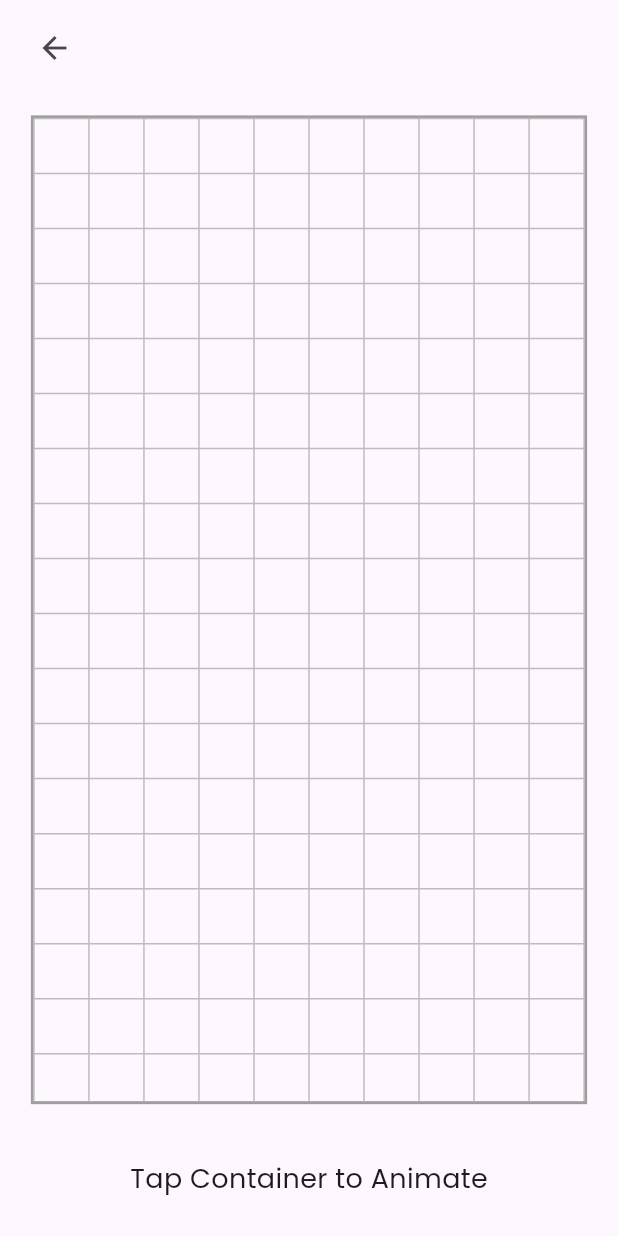
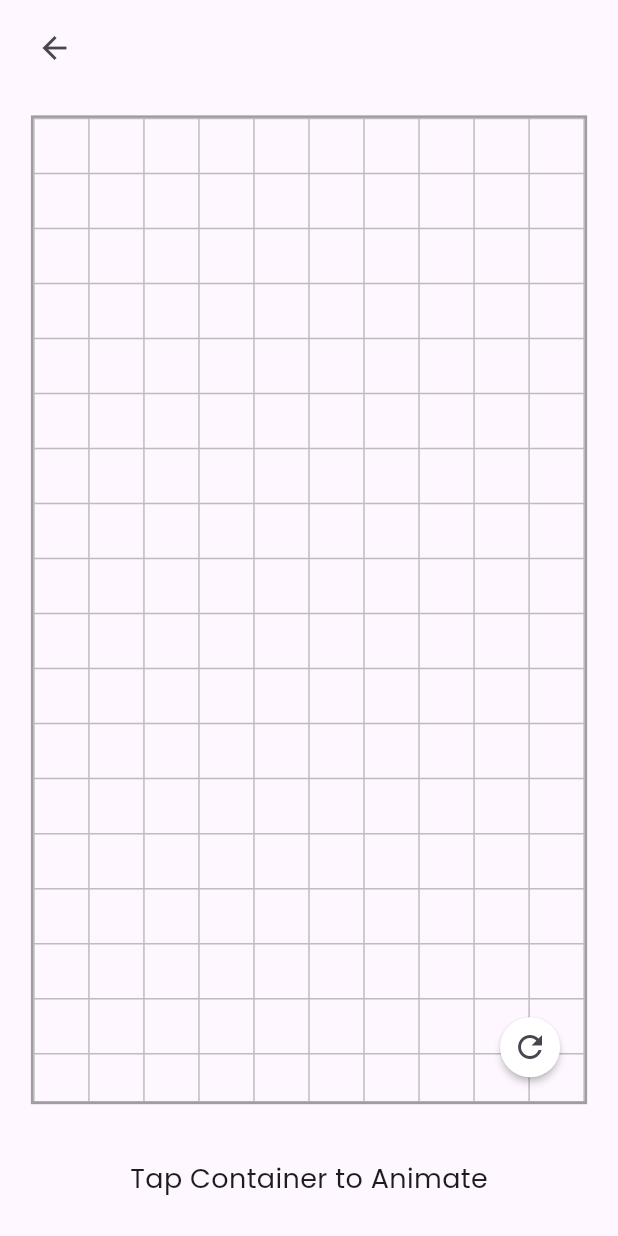
Before and after one commit to bhawesh2002/animotion_gallery, a Flutter app: the AniContainerPage screen opened directly, on a phone screen of 412 x 824 dp. Run offline on Flutter 3.47's test engine with Material 3 defaults, Android fonts, the phone set to English and light mode, and no system bars; our stand-ins replace google_fonts.

Commit message:
Refactor Playground widget to include reset offset functionality

```diff
--- a/lib/widgets/palyground.dart
+++ b/lib/widgets/palyground.dart
@@ -9,9 +9,17 @@ class Playground extends StatefulWidget {
 
 class _PlaygroundState extends State<Playground> {
   Offset _offset = Offset.zero;
+  void _resetOffset() {
+    setState(() {
+      _offset = Offset.zero;
+    });
+  }
+
   @override
   Widget build(BuildContext context) {
-    return GestureDetector(
+    return Stack(
+      children: [
+        GestureDetector(
           onPanUpdate: (details) {
             setState(() {
               _offset += details.delta;
@@ -32,6 +40,23 @@ class _PlaygroundState extends State<Playground> {
               );
             },
           ),
+        ),
+        Align(
+          alignment: Alignment.bottomRight,
+          child: Container(
+            margin: const EdgeInsets.all(14.0),
+            child: IconButton(
+              style: IconButton.styleFrom(
+                backgroundColor: Colors.white,
+                elevation: 2,
+                shadowColor: Colors.black,
+              ),
+              onPressed: _resetOffset,
+              icon: const Icon(Icons.refresh),
+            ),
+          ),
+        ),
+      ],
     );
   }
 }
```
Lines whose indentation alone changed are shown as unchanged.
